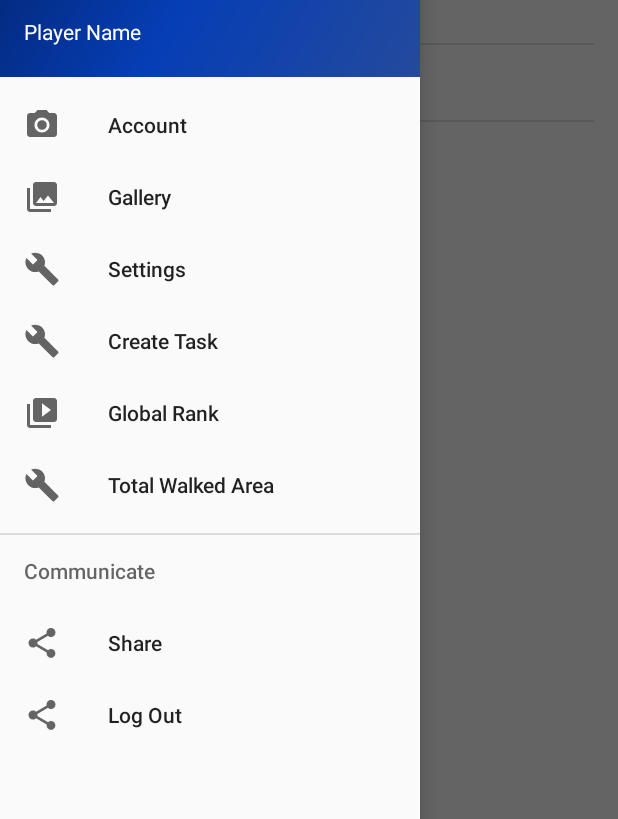
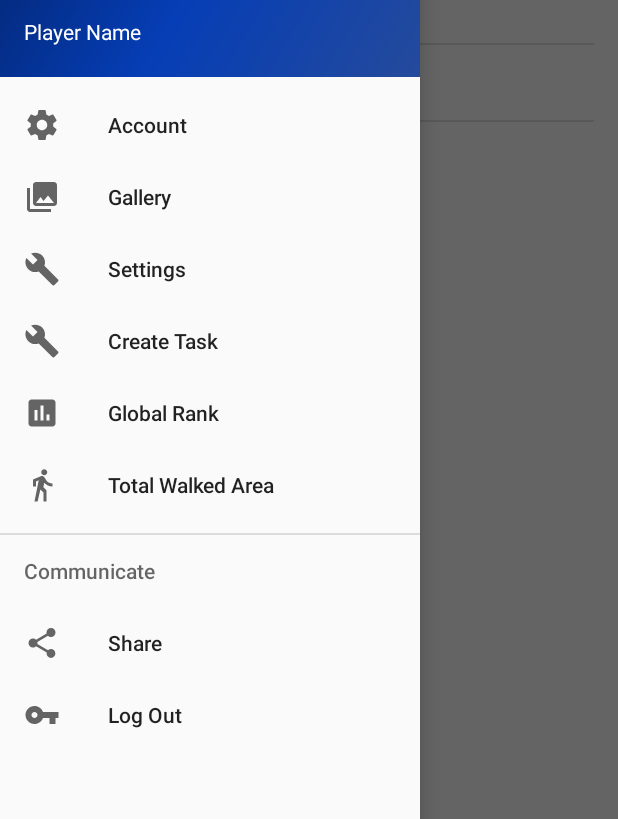
Before and after one commit to msaukans/ScavengerHunt, an Android app: the screen it shows after launch (MainActivity), with the side drawer open, on a phone screen of 412 x 824 dp. Shown: the part 163-982 px from the top of the screen. Run offline under Robolectric (Android 15) with nearby library versions, the light colour scheme and no system bars.

Commit message:
updated menu icons

```diff
--- /dev/null
+++ b/app/src/main/res/drawable/ic_key.xml
@@ -0,0 +1,9 @@
+<vector xmlns:android="http://schemas.android.com/apk/res/android"
+        android:width="24dp"
+        android:height="24dp"
+        android:viewportWidth="24.0"
+        android:viewportHeight="24.0">
+    <path
+        android:fillColor="#FF000000"
+        android:pathData="M12.65,10C11.83,7.67 9.61,6 7,6c-3.31,0 -6,2.69 -6,6s2.69,6 6,6c2.61,0 4.83,-1.67 5.65,-4H17v4h4v-4h2v-4H12.65zM7,14c-1.1,0 -2,-0.9 -2,-2s0.9,-2 2,-2 2,0.9 2,2 -0.9,2 -2,2z"/>
+</vector>
--- /dev/null
+++ b/app/src/main/res/drawable/ic_rank.xml
@@ -0,0 +1,9 @@
+<vector xmlns:android="http://schemas.android.com/apk/res/android"
+        android:width="24dp"
+        android:height="24dp"
+        android:viewportWidth="24.0"
+        android:viewportHeight="24.0">
+    <path
+        android:fillColor="#FF000000"
+        android:pathData="M19,3L5,3c-1.1,0 -2,0.9 -2,2v14c0,1.1 0.9,2 2,2h14c1.1,0 2,-0.9 2,-2L21,5c0,-1.1 -0.9,-2 -2,-2zM9,17L7,17v-7h2v7zM13,17h-2L11,7h2v10zM17,17h-2v-4h2v4z"/>
+</vector>
--- /dev/null
+++ b/app/src/main/res/drawable/ic_settings.xml
@@ -0,0 +1,9 @@
+<vector xmlns:android="http://schemas.android.com/apk/res/android"
+        android:width="24dp"
+        android:height="24dp"
+        android:viewportWidth="24.0"
+        android:viewportHeight="24.0">
+    <path
+        android:fillColor="#FF000000"
+        android:pathData="M19.43,12.98c0.04,-0.32 0.07,-0.64 0.07,-0.98s-0.03,-0.66 -0.07,-0.98l2.11,-1.65c0.19,-0.15 0.24,-0.42 0.12,-0.64l-2,-3.46c-0.12,-0.22 -0.39,-0.3 -0.61,-0.22l-2.49,1c-0.52,-0.4 -1.08,-0.73 -1.69,-0.98l-0.38,-2.65C14.46,2.18 14.25,2 14,2h-4c-0.25,0 -0.46,0.18 -0.49,0.42l-0.38,2.65c-0.61,0.25 -1.17,0.59 -1.69,0.98l-2.49,-1c-0.23,-0.09 -0.49,0 -0.61,0.22l-2,3.46c-0.13,0.22 -0.07,0.49 0.12,0.64l2.11,1.65c-0.04,0.32 -0.07,0.65 -0.07,0.98s0.03,0.66 0.07,0.98l-2.11,1.65c-0.19,0.15 -0.24,0.42 -0.12,0.64l2,3.46c0.12,0.22 0.39,0.3 0.61,0.22l2.49,-1c0.52,0.4 1.08,0.73 1.69,0.98l0.38,2.65c0.03,0.24 0.24,0.42 0.49,0.42h4c0.25,0 0.46,-0.18 0.49,-0.42l0.38,-2.65c0.61,-0.25 1.17,-0.59 1.69,-0.98l2.49,1c0.23,0.09 0.49,0 0.61,-0.22l2,-3.46c0.12,-0.22 0.07,-0.49 -0.12,-0.64l-2.11,-1.65zM12,15.5c-1.93,0 -3.5,-1.57 -3.5,-3.5s1.57,-3.5 3.5,-3.5 3.5,1.57 3.5,3.5 -1.57,3.5 -3.5,3.5z"/>
+</vector>
--- /dev/null
+++ b/app/src/main/res/drawable/ic_walk2.xml
@@ -0,0 +1,9 @@
+<vector xmlns:android="http://schemas.android.com/apk/res/android"
+        android:width="24dp"
+        android:height="24dp"
+        android:viewportWidth="24.0"
+        android:viewportHeight="24.0">
+    <path
+        android:fillColor="#FF000000"
+        android:pathData="M13.5,5.5c1.1,0 2,-0.9 2,-2s-0.9,-2 -2,-2 -2,0.9 -2,2 0.9,2 2,2zM9.8,8.9L7,23h2.1l1.8,-8 2.1,2v6h2v-7.5l-2.1,-2 0.6,-3C14.8,12 16.8,13 19,13v-2c-1.9,0 -3.5,-1 -4.3,-2.4l-1,-1.6c-0.4,-0.6 -1,-1 -1.7,-1 -0.3,0 -0.5,0.1 -0.8,0.1L6,8.3V13h2V9.6l1.8,-0.7"/>
+</vector>
--- a/app/src/main/res/menu/activity_main_drawer.xml
+++ b/app/src/main/res/menu/activity_main_drawer.xml
@@ -4,7 +4,7 @@
     <group android:checkableBehavior="single">
         <item
             android:id="@+id/nav_account"
-            android:icon="@drawable/ic_menu_camera"
+            android:icon="@drawable/ic_settings"
             android:title="Account" />
         <item
             android:id="@+id/nav_gallery"
@@ -22,11 +22,11 @@
             android:title="Create Task" />
         <item
             android:id="@+id/nav_rank"
-            android:icon="@drawable/ic_menu_slideshow"
+            android:icon="@drawable/ic_rank"
             android:title="Global Rank" />
         <item
             android:id="@+id/nav_walked"
-            android:icon="@drawable/ic_menu_manage"
+            android:icon="@drawable/ic_walk2"
             android:title="Total Walked Area" />
 
     </group>
@@ -40,7 +40,7 @@
                 android:title="Share" />
             <item
                 android:id="@+id/nav_out"
-                android:icon="@drawable/ic_menu_share"
+                android:icon="@drawable/ic_key"
                 android:title="Log Out" />
 
         </menu>
```
